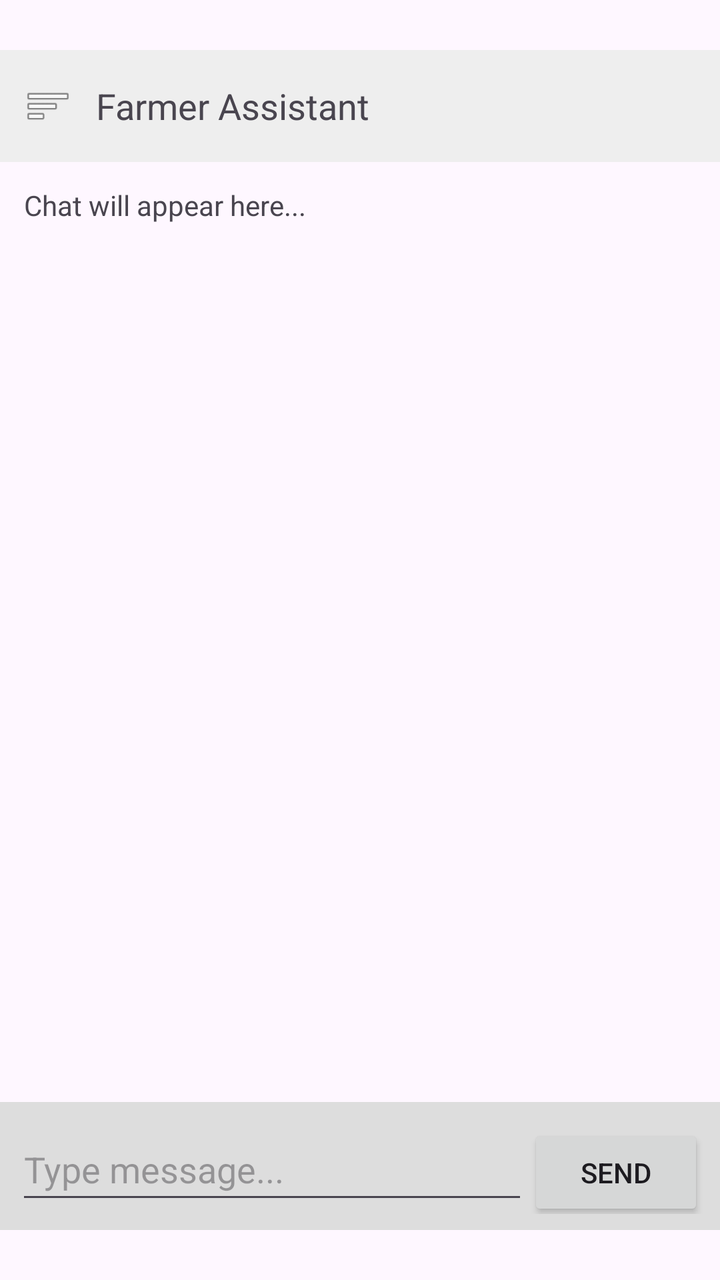
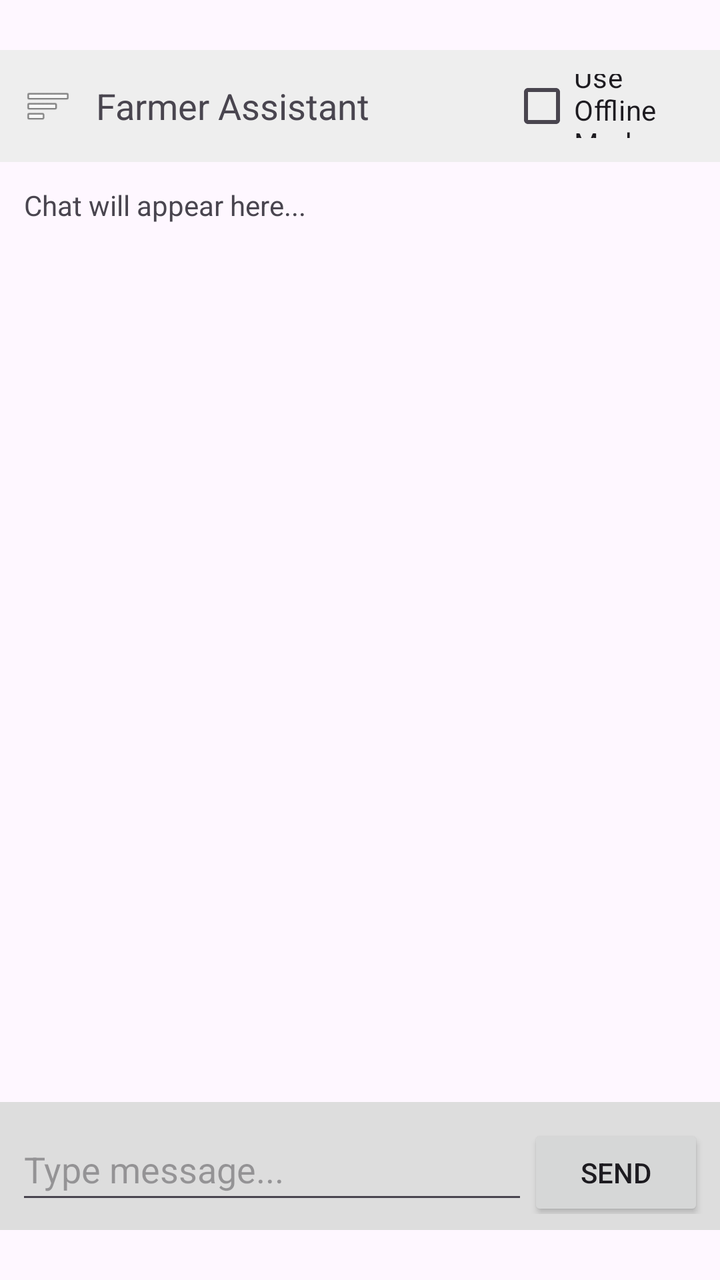

Two renders of the same Android screen: before a commit and after it. Below are the layout's source before the change and the commit's diff.
<!-- AndroidManifest.xml: application theme Theme.WhetherTracker -->
<!-- res/layout/activity_farmer.xml -->
<?xml version="1.0" encoding="utf-8"?>
<androidx.drawerlayout.widget.DrawerLayout
    xmlns:android="http://schemas.android.com/apk/res/android"
    android:layout_width="match_parent"
    android:layout_height="match_parent">

    
    <LinearLayout
        android:layout_width="match_parent"
        android:layout_height="match_parent"
        android:orientation="vertical">

        
        <LinearLayout
            android:layout_width="match_parent"
            android:layout_height="56dp"
            android:layout_marginTop="25dp"
            android:background="#EEEEEE"
            android:gravity="center_vertical"
            android:orientation="horizontal"
            android:padding="12dp">

            <ImageView
                android:id="@+id/btnMenu"
                android:layout_width="24dp"
                android:layout_height="24dp"
                android:src="@android:drawable/ic_menu_sort_by_size" />

            <TextView
                android:layout_width="wrap_content"
                android:layout_height="wrap_content"
                android:layout_marginStart="12dp"
                android:text="Farmer Assistant"
                android:textSize="18sp" />
        </LinearLayout>

        

        

        <ScrollView
            android:layout_width="match_parent"
            android:layout_height="0dp"
            android:layout_weight="1">

            <TextView
                android:id="@+id/tvResponse"
                android:layout_width="match_parent"
                android:layout_height="wrap_content"
                android:padding="12dp"
                android:text="Chat will appear here..." />
        </ScrollView>

        <LinearLayout
            android:layout_width="match_parent"
            android:layout_height="wrap_content"
            android:layout_marginBottom="25dp"
            android:background="#DDDDDD"
            android:orientation="horizontal"
            android:padding="8dp">

            <EditText
                android:id="@+id/etInput"
                android:layout_width="0dp"
                android:layout_height="wrap_content"
                android:layout_weight="1"
                android:hint="Type message..."
                android:minHeight="48dp"
                android:textColor="@color/black" />

            <Button
                android:id="@+id/btnSend"
                android:layout_width="wrap_content"
                android:layout_height="wrap_content"
                android:text="Send" />
        </LinearLayout>

    </LinearLayout>

    

</androidx.drawerlayout.widget.DrawerLayout>
<!-- resources referenced by this layout -->
<resources>
  <color name="black">#FF000000</color>
  <style name="Theme.WhetherTracker" parent="Base.Theme.WhetherTracker">
          <item name="android:windowTranslucentStatus">true
          </item>
      </style>
  <style name="Base.Theme.WhetherTracker" parent="Theme.Material3.DayNight.NoActionBar">
          
          
      </style>
</resources>

<!-- the commit's change to res/layout/activity_farmer.xml (unified diff, before → after) -->
@@ -32,6 +32,13 @@
                 android:layout_marginStart="12dp"
                 android:text="Farmer Assistant"
                 android:textSize="18sp" />
+
+            <CheckBox
+                android:id="@+id/checkBoxOffline"
+                android:layout_width="wrap_content"
+                android:layout_height="48dp"
+                android:layout_marginLeft="70dp"
+                android:text="Use Offline Mode" />
         </LinearLayout>
 
         
@@ -39,6 +46,7 @@
         
 
         <ScrollView
+            android:id="@+id/scrollView"
             android:layout_width="match_parent"
             android:layout_height="0dp"
             android:layout_weight="1">
